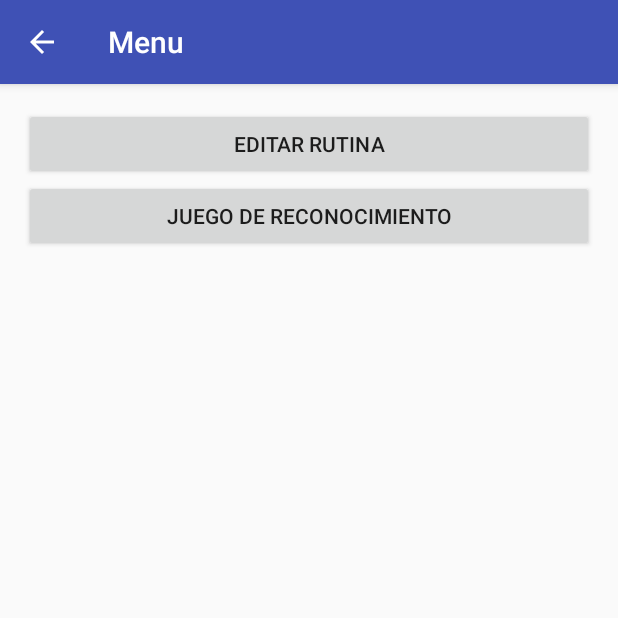
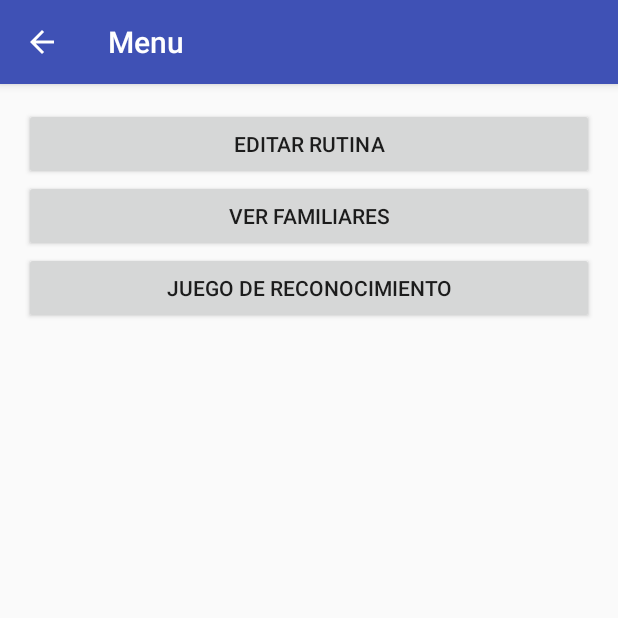
Before and after one commit to MariaMancipe/AppZheimerAndroid, an Android app: the MenuPrincipalActivity screen opened directly, with no data from a screen before it, on a phone screen of 412 x 824 dp, the top half of it. Run offline under Robolectric (Android 15) with nearby library versions, the phone set to English and light mode, and no system bars.

Commit message:
cambios varios

```diff
--- a/app/src/main/java/co/uniandes/appzheimer/activities/CrearEventoActivity.java
+++ b/app/src/main/java/co/uniandes/appzheimer/activities/CrearEventoActivity.java
@@ -7,6 +7,7 @@ import android.support.design.widget.FloatingActionButton;
 import android.support.design.widget.Snackbar;
 import android.support.v7.app.AppCompatActivity;
 import android.support.v7.widget.Toolbar;
+import android.view.Menu;
 import android.view.View;
 import android.widget.EditText;
 import android.widget.RadioButton;
@@ -98,6 +99,7 @@ public class CrearEventoActivity extends AppCompatActivity {
         });
         getSupportActionBar().setDisplayHomeAsUpEnabled(true);
     }
+
     public void onRadioButtonClicked(View view) {
         // Is the button now checked?
         boolean checked = ((RadioButton) view).isChecked();
--- a/app/src/main/java/co/uniandes/appzheimer/activities/CrearFamiliarActivity.java
+++ b/app/src/main/java/co/uniandes/appzheimer/activities/CrearFamiliarActivity.java
@@ -74,7 +74,6 @@ public class CrearFamiliarActivity extends AppCompatActivity implements AdapterV
                         if(!f.getParentesco().equals(parentesco))
                             AppZheimer.darInstancia().getPaciente().getFamiliares().get(indice).setParentesco(parentesco);
                         listaFamiliar(view);
-
                     }else{
                         AppZheimer.darInstancia().agregarFamiliar(nombre.getText().toString(),parentesco,apodo.getText().toString(),"","");
                         listaFamiliar(view);
--- a/app/src/main/java/co/uniandes/appzheimer/activities/MenuPrincipalActivity.java
+++ b/app/src/main/java/co/uniandes/appzheimer/activities/MenuPrincipalActivity.java
@@ -31,4 +31,10 @@ public class MenuPrincipalActivity extends AppCompatActivity {
         Intent intent = new Intent(this, ReconocerFamiliarActivity.class);
         startActivity(intent);
     }
+
+    public void verFamiliares(View v)
+    {
+        Intent intent = new Intent(this,ListaFamiliaresActivity.class);
+        startActivity(intent);
+    }
 }
--- a/app/src/main/res/layout/activity_crear_evento.xml
+++ b/app/src/main/res/layout/activity_crear_evento.xml
@@ -29,6 +29,6 @@
         android:layout_height="wrap_content"
         android:layout_gravity="bottom|end"
         android:layout_margin="@dimen/fab_margin"
-        android:src="@android:drawable/ic_dialog_email" />
+        android:src="@android:drawable/ic_input_add" />
 
 </android.support.design.widget.CoordinatorLayout>
--- a/app/src/main/res/layout/activity_crear_familiar.xml
+++ b/app/src/main/res/layout/activity_crear_familiar.xml
@@ -29,6 +29,6 @@
         android:layout_height="wrap_content"
         android:layout_gravity="bottom|end"
         android:layout_margin="@dimen/fab_margin"
-        android:src="@android:drawable/ic_dialog_email" />
+        android:src="@android:drawable/ic_input_add" />
 
 </android.support.design.widget.CoordinatorLayout>
--- a/app/src/main/res/layout/activity_crear_perfil.xml
+++ b/app/src/main/res/layout/activity_crear_perfil.xml
@@ -29,6 +29,6 @@
         android:layout_height="wrap_content"
         android:layout_gravity="bottom|end"
         android:layout_margin="@dimen/fab_margin"
-        android:src="@android:drawable/ic_dialog_email" />
+        android:src="@android:drawable/ic_input_add" />
 
 </android.support.design.widget.CoordinatorLayout>
--- a/app/src/main/res/layout/activity_lista_familiares.xml
+++ b/app/src/main/res/layout/activity_lista_familiares.xml
@@ -29,6 +29,6 @@
         android:layout_height="wrap_content"
         android:layout_gravity="bottom|end"
         android:layout_margin="@dimen/fab_margin"
-        android:src="@android:drawable/ic_dialog_email" />
+        android:src="@android:drawable/ic_input_add" />
 
 </android.support.design.widget.CoordinatorLayout>
--- a/app/src/main/res/layout/activity_lista_rutina.xml
+++ b/app/src/main/res/layout/activity_lista_rutina.xml
@@ -29,6 +29,6 @@
         android:layout_height="wrap_content"
         android:layout_gravity="bottom|end"
         android:layout_margin="@dimen/fab_margin"
-        android:src="@android:drawable/ic_dialog_email" />
+        android:src="@android:drawable/ic_input_add" />
 
 </android.support.design.widget.CoordinatorLayout>
--- a/app/src/main/res/layout/content_menu_principal.xml
+++ b/app/src/main/res/layout/content_menu_principal.xml
@@ -25,12 +25,21 @@
             android:layout_height="wrap_content"
             android:onClick="editarRutina"
             android:text="@string/editar_rutina_button"/>
+
+        <Button
+            android:id="@+id/agregarFamiliar"
+            android:layout_width="match_parent"
+            android:layout_height="wrap_content"
+            android:onClick="verFamiliares"
+            android:text="@string/agregar_familiar_button"/>
+
         <Button
             android:id="@+id/jugarBtn"
             android:layout_width="match_parent"
             android:layout_height="wrap_content"
             android:onClick="reconocerFamiliares"
             android:text="@string/reconocer_familiares_button"/>
+
     </LinearLayout>
 
 </RelativeLayout>
--- a/app/src/main/res/values/strings.xml
+++ b/app/src/main/res/values/strings.xml
@@ -23,4 +23,5 @@
     <string name="nombre_familiar_lbl">Nombre</string>
     <string name="apodo_familiar_lbl">Sobrenombre</string>
     <string name="parentesco_familiar_lbl">Parentesco</string>
+    <string name="agregar_familiar_button">Ver Familiares</string>
 </resources>
```
Also changed, not shown: app/src/main/java/co/uniandes/appzheimer/activities/ListaRutinaActivity.java (+31 -0 lines), app/src/main/java/co/uniandes/appzheimer/source/Paciente.java (+10 -0 lines), app/src/main/res/menu/menu_options.xml (added, +8 -0 lines).
